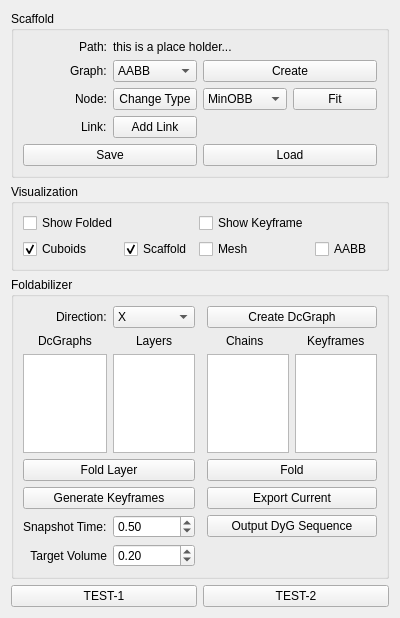
letienhung/fold-hcc, file FoldPlugin/FdWidget.ui: the form before one commit.
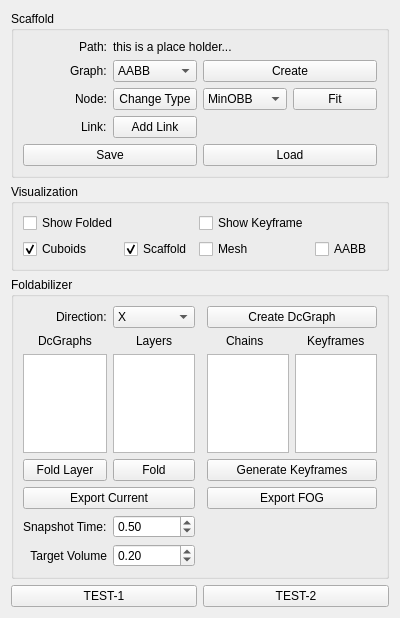
The form after the commit.

Diff of the .ui file:
```diff
--- a/FoldPlugin/FdWidget.ui
+++ b/FoldPlugin/FdWidget.ui
@@ -290,20 +290,6 @@
         </item>
        </widget>
       </item>
-      <item row="4" column="3" colspan="2">
-       <widget class="QPushButton" name="fold">
-        <property name="text">
-         <string>Fold</string>
-        </property>
-       </widget>
-      </item>
-      <item row="4" column="0" colspan="2">
-       <widget class="QPushButton" name="foldLayer">
-        <property name="text">
-         <string>Fold Layer</string>
-        </property>
-       </widget>
-      </item>
       <item row="1" column="4" alignment="Qt::AlignHCenter">
        <widget class="QLabel" name="label_10">
         <property name="text">
@@ -318,7 +304,7 @@
         </property>
        </widget>
       </item>
-      <item row="6" column="1">
+      <item row="7" column="1">
        <widget class="QDoubleSpinBox" name="snapshotTime">
         <property name="maximum">
          <double>1.000000000000000</double>
@@ -331,7 +317,7 @@
         </property>
        </widget>
       </item>
-      <item row="6" column="0">
+      <item row="7" column="0">
        <widget class="QLabel" name="label_11">
         <property name="text">
          <string>Snapshot Time:</string>
@@ -344,7 +330,7 @@
       <item row="2" column="1">
        <widget class="QListWidget" name="layerList"/>
       </item>
-      <item row="8" column="0">
+      <item row="9" column="0">
        <widget class="QLabel" name="label_5">
         <property name="text">
          <string>Target Volume</string>
@@ -354,7 +340,7 @@
         </property>
        </widget>
       </item>
-      <item row="8" column="1">
+      <item row="9" column="1">
        <widget class="QDoubleSpinBox" name="targetV">
         <property name="maximum">
          <double>1.000000000000000</double>
@@ -367,7 +353,21 @@
         </property>
        </widget>
       </item>
-      <item row="5" column="0" colspan="2">
+      <item row="4" column="0">
+       <widget class="QPushButton" name="foldLayer">
+        <property name="text">
+         <string>Fold Layer</string>
+        </property>
+       </widget>
+      </item>
+      <item row="4" column="1">
+       <widget class="QPushButton" name="fold">
+        <property name="text">
+         <string>Fold</string>
+        </property>
+       </widget>
+      </item>
+      <item row="4" column="3" colspan="2">
        <widget class="QPushButton" name="generateKeyframes">
         <property name="text">
          <string>Generate Keyframes</string>
@@ -375,13 +375,13 @@
        </widget>
       </item>
       <item row="6" column="3" colspan="2">
-       <widget class="QPushButton" name="outputDyGSequence">
+       <widget class="QPushButton" name="exportFOG">
         <property name="text">
-         <string>Output DyG Sequence</string>
+         <string>Export FOG</string>
         </property>
        </widget>
       </item>
-      <item row="5" column="3" colspan="2">
+      <item row="6" column="0" colspan="2">
        <widget class="QPushButton" name="exportCurrent">
         <property name="text">
          <string>Export Current</string>
```
